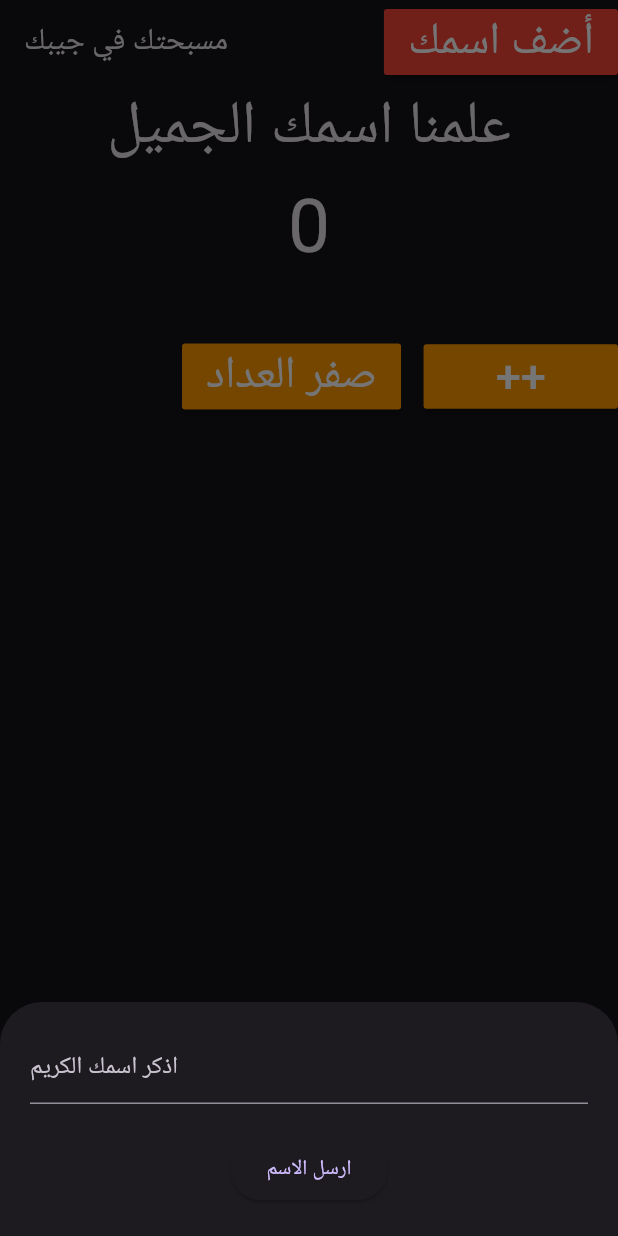
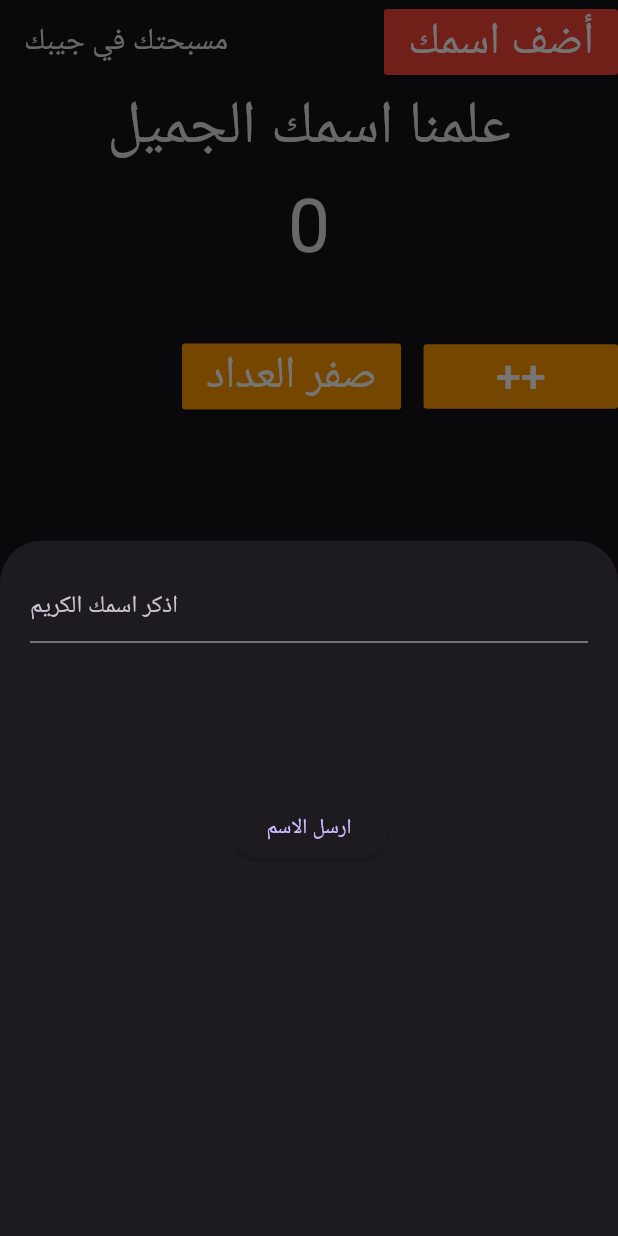
Before and after one commit to abdulrahman1001/subaha-flutter, a Flutter app: the screen it shows after launch, after a tap on "أضف اسمك", on a phone screen of 412 x 824 dp. Run offline on Flutter 3.47's test engine with Material 3 defaults, Android fonts, the light colour scheme and no system bars; our stand-ins replace get, shared_preferences.

Commit message:
change heigt bottomsheet

```diff
--- a/lib/bottomshet.dart
+++ b/lib/bottomshet.dart
@@ -14,6 +14,7 @@ class _MyCustomBottomSheetState extends State<MyCustomBottomSheet> {
   Widget build(BuildContext context) {
     bind c = Get.find();
     return Container(
+      height: double.infinity,
       padding: EdgeInsets.all(20),
       child: SingleChildScrollView(
         child: Column(
@@ -26,7 +27,7 @@ class _MyCustomBottomSheetState extends State<MyCustomBottomSheet> {
 
               ),
             ),
-            SizedBox(height: 20),
+            SizedBox(height: 100),
             ElevatedButton(
               onPressed: () {
                 c.setname(_nameController.text);
```
